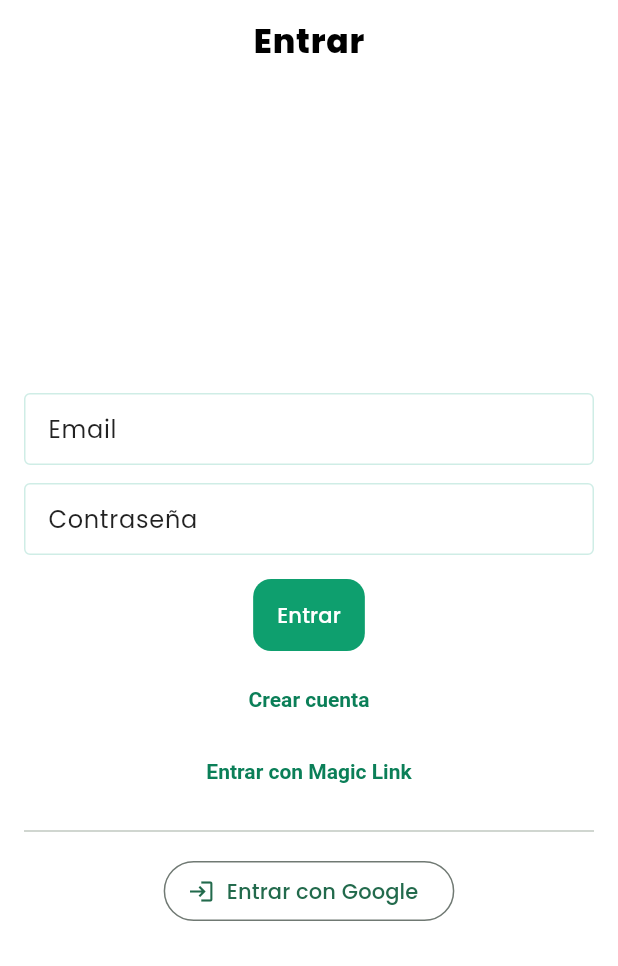
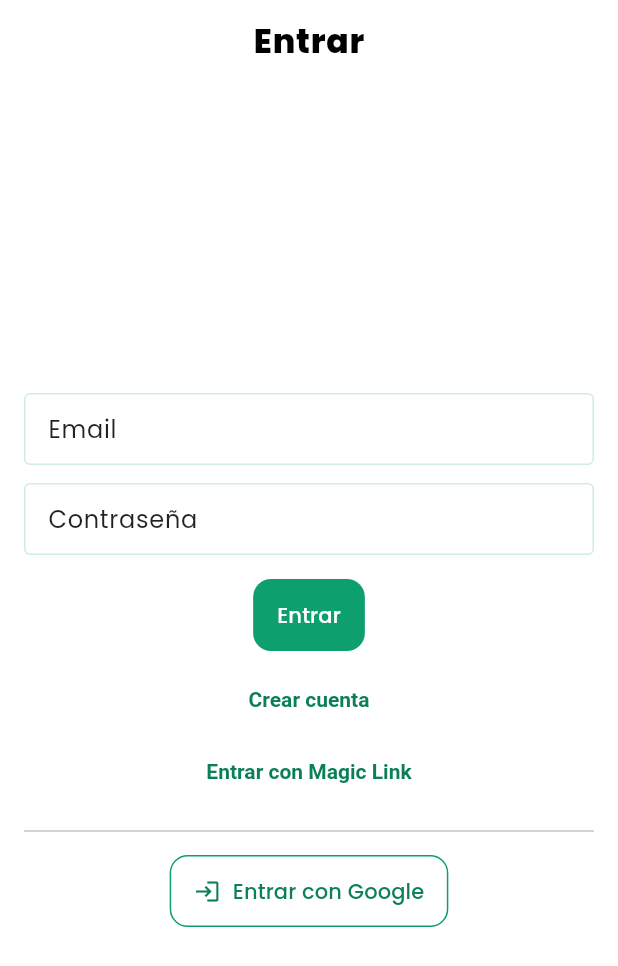
Before and after one commit to tamararojo01/colemarket, a Flutter app: the screen it shows after launch, on a phone screen of 412 x 824 dp. Shown: the top 966 px of the screen. Run offline on Flutter 3.47's test engine with Material 3 defaults, Android fonts, the phone set to English and light mode, and no system bars; our stand-ins replace flutter_riverpod, go_router, google_fonts, supabase_flutter; accounts and stored records are empty.

Commit message:
version estable

```diff
--- a/lib/app/state.dart
+++ b/lib/app/state.dart
@@ -61,7 +61,7 @@ class AppNotifier extends Notifier<AppState> {
         address: null,
         defaultSchoolId: 'trinity',
       ),
-      selectedSchoolId: 'trinity',
+      selectedSchoolId: 'trinity-sanse',
       showOnlyActive: true,
       priceUnder10: false,
     );
--- a/lib/env.dart
+++ b/lib/env.dart
@@ -1,5 +1,5 @@
 class Env {
-  // Supabase → Settings → API
+   // Supabase → Settings → API
  static const supabaseUrl = 'https://agoxnjvimmzuzkqwqqrn.supabase.co';
   static const supabaseAnonKey = 'eyJhbGciOiJIUzI1NiIsInR5cCI6IkpXVCJ9.eyJpc3MiOiJzdXBhYmFzZSIsInJlZiI6ImFnb3huanZpbW16dXprcXdxcXJuIiwicm9sZSI6ImFub24iLCJpYXQiOjE3NTgxOTUwOTYsImV4cCI6MjA3Mzc3MTA5Nn0.IDWDsJHH9ag4c-skw9Q-EHYUVsXigkzjEaBbKMWGW7s';
 }
--- a/lib/main.dart
+++ b/lib/main.dart
@@ -29,6 +29,7 @@ class ColeMarketApp extends ConsumerWidget {
       debugShowCheckedModeBanner: false,
       theme: buildAppTheme(Brightness.light),
       darkTheme: buildAppTheme(Brightness.dark),
+      themeMode: ThemeMode.light,
       routerConfig: router,
     );
   }
--- a/lib/mock_data.dart
+++ b/lib/mock_data.dart
@@ -26,7 +26,7 @@ final mockListings = <Listing>[
   Listing(
     id: 'l1',
     userId: 'u2',
-    schoolId: 'trinity',
+    schoolId: 'trinity-sanse',
     garmentId: 'polo',
     title: 'Polo blanco',
     size: '10',
@@ -39,7 +39,7 @@ final mockListings = <Listing>[
   Listing(
     id: 'l2',
     userId: 'u3',
-    schoolId: 'trinity',
+    schoolId: 'trinity-sanse',
     garmentId: 'falda',
     title: 'Falda tablas',
     size: '12',
--- a/lib/pages/profile_page.dart
+++ b/lib/pages/profile_page.dart
@@ -76,7 +76,7 @@ class _ProfilePageState extends ConsumerState<ProfilePage> {
           children: [
             Text('Mis anuncios', style: Theme.of(context).textTheme.titleLarge),
             const Spacer(),
-            FilledButton.tonal(onPressed: () {}, child: const Text('Ver todo')),
+            FilledButton(onPressed: () => {}, child: const Text('Ver todo')),
           ],
         ),
         const SizedBox(height: 8),
--- a/lib/theme.dart
+++ b/lib/theme.dart
@@ -3,7 +3,7 @@ import 'package:google_fonts/google_fonts.dart';
 
 // Paleta verde propia (no Wallapop)
 const kGreen = Color(0xFF0E9F6E);        // CTA principal
-const kGreenDark = Color(0xFF0B7F58);    // hover/pressed
+const kGreenDark = Color(0xFF0B7F58);    // hover/pressed / textos acción
 const kGreenSoft = Color(0xFFCFEDE6);    // bordes suaves / acentos
 const kMintSelected = Color(0xFFEAFBF6); // chips seleccionados claritos
 
@@ -23,9 +23,14 @@ ThemeData buildAppTheme(Brightness brightness) {
   );
 
   return base.copyWith(
+    // Base blanca para web
     scaffoldBackgroundColor: Colors.white,
+
+    // Tipografías
     textTheme: textTheme,
     primaryTextTheme: textTheme,
+
+    // AppBar
     appBarTheme: base.appBarTheme.copyWith(
       backgroundColor: Colors.white,
       foregroundColor: Colors.black,
@@ -39,6 +44,8 @@ ThemeData buildAppTheme(Brightness brightness) {
         letterSpacing: 0.5,
       ),
     ),
+
+    // Cards
     cardTheme: base.cardTheme.copyWith(
       color: Colors.white,
       surfaceTintColor: Colors.transparent,
@@ -46,11 +53,14 @@ ThemeData buildAppTheme(Brightness brightness) {
       margin: EdgeInsets.zero,
       shape: RoundedRectangleBorder(borderRadius: BorderRadius.circular(16)),
     ),
+
     iconTheme: const IconThemeData(color: Colors.black87),
     listTileTheme: const ListTileThemeData(
       iconColor: Colors.black87,
       textColor: Colors.black87,
     ),
+
+    // Inputs y desplegables (menús blancos)
     inputDecorationTheme: const InputDecorationTheme(
       filled: true,
       fillColor: Colors.white,
@@ -65,10 +75,6 @@ ThemeData buildAppTheme(Brightness brightness) {
       ),
       contentPadding: EdgeInsets.symmetric(horizontal: 12, vertical: 10),
     ),
-    chipTheme: base.chipTheme.copyWith(
-      labelStyle: const TextStyle(color: Colors.black87, fontWeight: FontWeight.w600),
-      surfaceTintColor: Colors.transparent,
-    ),
     dropdownMenuTheme: DropdownMenuThemeData(
       textStyle: const TextStyle(color: Colors.black87),
       inputDecorationTheme: base.inputDecorationTheme,
@@ -80,6 +86,14 @@ ThemeData buildAppTheme(Brightness brightness) {
         ),
       ),
     ),
+
+    // Chips de filtro claros
+    chipTheme: base.chipTheme.copyWith(
+      labelStyle: const TextStyle(color: Colors.black87, fontWeight: FontWeight.w600),
+      surfaceTintColor: Colors.transparent,
+    ),
+
+    // Botón principal (unificado)
     filledButtonTheme: FilledButtonThemeData(
       style: ButtonStyle(
         backgroundColor: MaterialStateProperty.resolveWith((states) {
@@ -96,22 +110,38 @@ ThemeData buildAppTheme(Brightness brightness) {
         ),
       ),
     ),
+
+    // Botón contorneado a juego (Google, etc.)
+    outlinedButtonTheme: OutlinedButtonThemeData(
+      style: OutlinedButton.styleFrom(
+        foregroundColor: kGreenDark,              // texto/ícono
+        side: const BorderSide(color: kGreen),    // borde verde
+        shape: RoundedRectangleBorder(borderRadius: BorderRadius.circular(12)),
+        padding: const EdgeInsets.symmetric(horizontal: 16, vertical: 14),
+      ).copyWith(
+        overlayColor: MaterialStatePropertyAll(kGreen.withOpacity(0.08)),
+      ),
+    ),
+
+    // Enlaces/acciones
+    textButtonTheme: TextButtonThemeData(
+      style: TextButton.styleFrom(
+        foregroundColor: kGreenDark,
+        textStyle: const TextStyle(fontWeight: FontWeight.w600),
+      ),
+    ),
+
+    // Diálogos legibles (API nueva DialogThemeData)
     dialogTheme: DialogThemeData(
       backgroundColor: Colors.white,
       surfaceTintColor: Colors.transparent,
       titleTextStyle: textTheme.titleMedium?.copyWith(
-          color: Colors.black87, fontWeight: FontWeight.w700),
+        color: Colors.black87, fontWeight: FontWeight.w700),
       contentTextStyle: textTheme.bodyMedium?.copyWith(color: Colors.black87),
       shape: RoundedRectangleBorder(
         borderRadius: BorderRadius.circular(16),
         side: const BorderSide(color: kGreenSoft),
       ),
     ),
-    textButtonTheme: TextButtonThemeData(
-      style: TextButton.styleFrom(
-        foregroundColor: kGreenDark,
-        textStyle: const TextStyle(fontWeight: FontWeight.w600),
-      ),
-    ),
   );
 }
```
Also changed, not shown: lib/data/supabase_repo.dart (added, +34 -0 lines), lib/pages/home_page.dart (+47 -10 lines), pubspec.yaml (+10 -20 lines), 3 other files.
